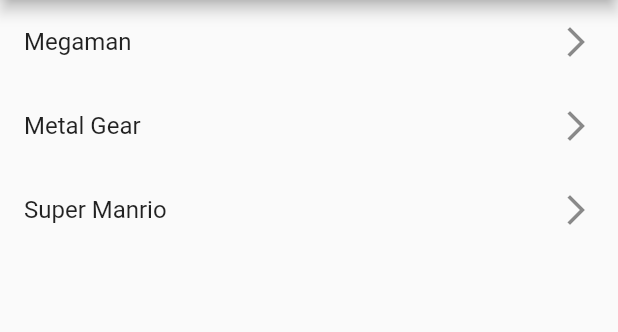
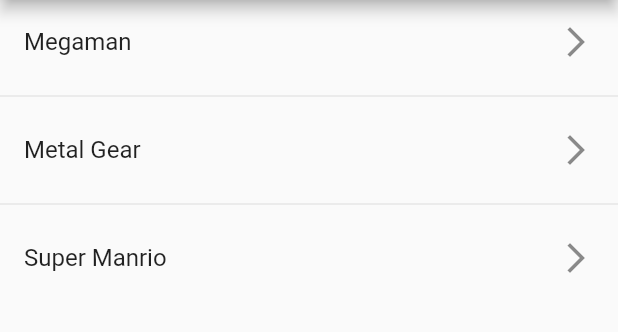
Before and after one commit to andres-mestra/componentes-flutter, a Flutter app: the screen it shows after launch, on a phone screen of 412 x 824 dp, the part 84-416 px from its top. Run offline on Flutter 3.47's test engine with Material 2 defaults, Android fonts, the phone set to English and light mode, and no system bars.

Commit message:
feat: ListView.separated para construir lista con separador

```diff
--- a/lib/main.dart
+++ b/lib/main.dart
@@ -1,5 +1,6 @@
 import 'package:flutter/material.dart';
-import 'package:componentes/screens/listview1_screen.dart';
+
+import 'package:componentes/screens/listview2_screen.dart';
 
 void main() => runApp(const MyApp());
 
@@ -11,7 +12,7 @@ class MyApp extends StatelessWidget {
     return const MaterialApp(
       debugShowCheckedModeBanner: false,
       title: 'Material App',
-      home: Listview1Screen(),
+      home: Listview2Screen(),
     );
   }
 }
--- /dev/null
+++ b/lib/screens/listview2_screen.dart
@@ -0,0 +1,24 @@
+import 'package:flutter/material.dart';
+
+class Listview2Screen extends StatelessWidget {
+  final options = const ['Megaman', 'Metal Gear', 'Super Manrio'];
+
+  const Listview2Screen({Key? key}) : super(key: key);
+
+  @override
+  Widget build(BuildContext context) {
+    return Scaffold(
+      appBar: AppBar(
+        title: const Text('Listview Tipo 1'),
+      ),
+      body: ListView.separated(
+        itemCount: options.length,
+        itemBuilder: (context, index) => ListTile(
+          title: Text(options[index]),
+          trailing: const Icon(Icons.arrow_forward_ios_outlined),
+        ),
+        separatorBuilder: (_, __) => const Divider(),
+      ),
+    );
+  }
+}
```
